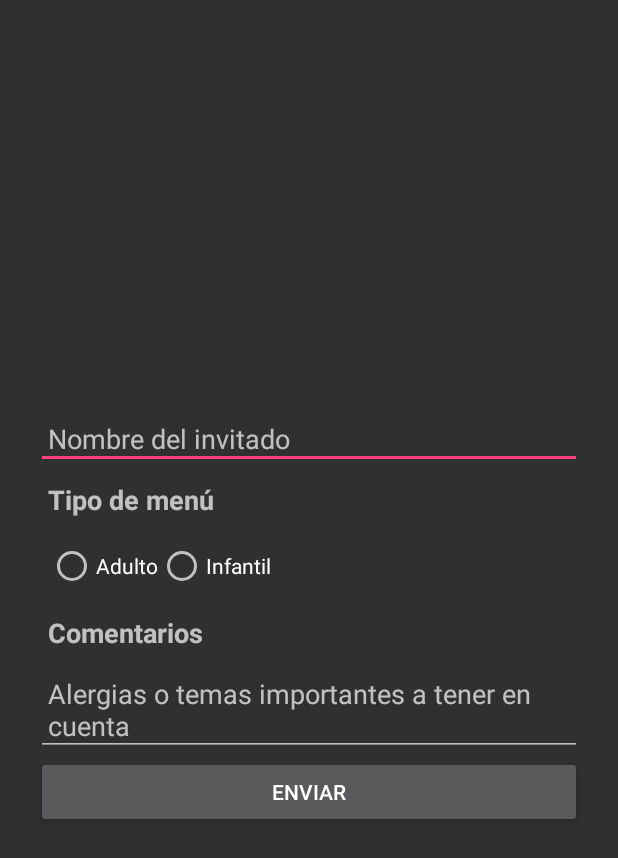
After one commit to davilinho/Weeding, an Android app: the layout confirmation_activity.xml on its own in the app's theme, with its tools: preview values and no code run, on a phone screen of 412 x 824 dp. The commit adds this screen. Shown: the top 858 px of the screen. Run offline under Robolectric (Android 15) with nearby library versions, the phone set to English and light mode, and no system bars.

Commit message:
Confirmation layout

```diff
--- a/app/src/main/AndroidManifest.xml
+++ b/app/src/main/AndroidManifest.xml
@@ -8,13 +8,15 @@
         android:label="@string/app_name"
         android:supportsRtl="true"
         android:theme="@style/AppTheme">
-        <activity android:name=".MainActivity">
+        <activity android:name=".activity.MainActivity">
             <intent-filter>
                 <action android:name="android.intent.action.MAIN"/>
 
                 <category android:name="android.intent.category.LAUNCHER"/>
             </intent-filter>
         </activity>
+        <activity android:name=".activity.ConfirmationActivity">
+        </activity>
     </application>
 
 </manifest>
--- /dev/null
+++ b/app/src/main/java/com/davidroid/weeding/activity/ConfirmationActivity.java
@@ -0,0 +1,17 @@
+package com.davidroid.weeding.activity;
+
+import android.os.Bundle;
+import android.support.v7.app.AppCompatActivity;
+
+/**
+ * Created by david on 27/11/16.
+ */
+
+public class ConfirmationActivity extends AppCompatActivity {
+
+    @Override
+    protected void onCreate(Bundle savedInstanceState) {
+        super.onCreate(savedInstanceState);
+
+    }
+}
--- a/app/src/main/java/com/davidroid/weeding/MainActivity.java
+++ b/app/src/main/java/com/davidroid/weeding/activity/MainActivity.java
@@ -1,10 +1,12 @@
-package com.davidroid.weeding;
+package com.davidroid.weeding.activity;
 
 import android.os.Bundle;
 import android.support.annotation.NonNull;
 import android.support.design.widget.BottomNavigationView;
 import android.support.v7.app.AppCompatActivity;
 import android.view.MenuItem;
+
+import com.davidroid.weeding.R;
 
 public class MainActivity extends AppCompatActivity {
 
--- /dev/null
+++ b/app/src/main/res/layout/confirmation_activity.xml
@@ -0,0 +1,59 @@
+<?xml version="1.0" encoding="utf-8"?>
+<LinearLayout xmlns:android="http://schemas.android.com/apk/res/android"
+              android:orientation="vertical"
+              android:layout_width="match_parent"
+              android:layout_height="match_parent"
+              android:layout_margin="24dp"
+    android:gravity="center">
+
+    <EditText
+        android:layout_width="match_parent"
+        android:layout_height="wrap_content"
+        android:hint="Nombre del invitado"
+        android:padding="8dp"/>
+
+    <TextView
+        android:layout_width="match_parent"
+        android:layout_height="wrap_content"
+        android:text="Tipo de menú"
+        android:padding="8dp"
+        android:textStyle="bold"
+        android:textSize="18sp"/>
+
+    <RadioGroup xmlns:android="http://schemas.android.com/apk/res/android"
+                android:layout_width="fill_parent"
+                android:layout_height="wrap_content"
+                android:orientation="horizontal"
+                android:padding="8dp">
+        <RadioButton android:id="@+id/menu_adulto"
+                     android:layout_width="wrap_content"
+                     android:layout_height="wrap_content"
+                     android:text="Adulto"
+                     android:onClick="onRadioButtonClicked"/>
+        <RadioButton android:id="@+id/menu_infantil"
+                     android:layout_width="wrap_content"
+                     android:layout_height="wrap_content"
+                     android:text="Infantil"
+                     android:onClick="onRadioButtonClicked"/>
+    </RadioGroup>
+
+    <TextView
+        android:layout_width="match_parent"
+        android:layout_height="wrap_content"
+        android:text="Comentarios"
+        android:padding="8dp"
+        android:textStyle="bold"
+        android:textSize="18sp"/>
+
+    <EditText
+        android:layout_width="match_parent"
+        android:layout_height="wrap_content"
+        android:hint="Alergias o temas importantes a tener en cuenta"
+        android:padding="8dp"/>
+
+    <Button
+        android:layout_width="match_parent"
+        android:layout_height="wrap_content"
+        android:text="ENVIAR"
+        android:padding="8dp"/>
+</LinearLayout>
--- a/app/src/main/res/layout/main_activity.xml
+++ b/app/src/main/res/layout/main_activity.xml
@@ -6,7 +6,7 @@
     android:layout_width="match_parent"
     android:layout_height="match_parent"
     android:background="@color/colorPrimary"
-    tools:context="com.davidroid.weeding.MainActivity"
+    tools:context="com.davidroid.weeding.activity.MainActivity"
     xmlns:app="http://schemas.android.com/apk/res-auto">
 
     <ImageView
```
